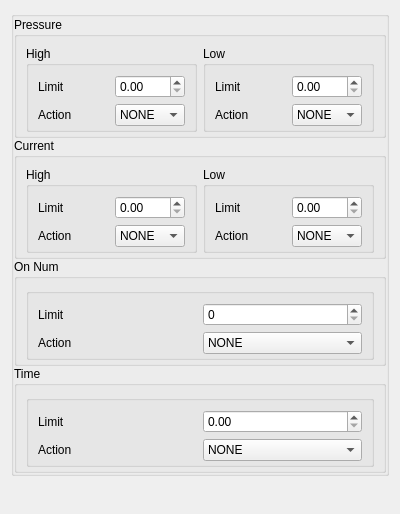
Above: source/wnd/ui/mrvthreshold.ui from ww4u/megarobostudio before the change. Below: the same form after it.
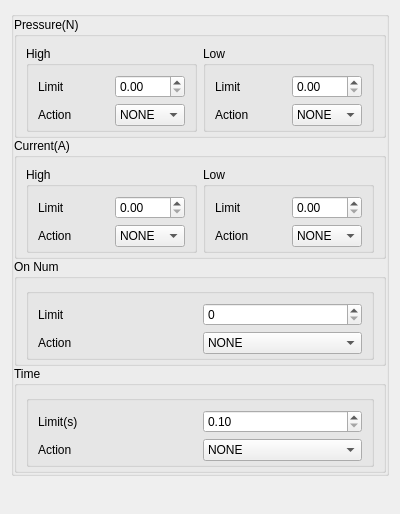
That is the form after the change.

Diff of the .ui file:
```diff
--- a/source/wnd/ui/mrvthreshold.ui
+++ b/source/wnd/ui/mrvthreshold.ui
@@ -98,7 +98,7 @@
       <item row="1" column="0">
        <widget class="QGroupBox" name="groupBox_3">
         <property name="title">
-         <string>Current</string>
+         <string>Current(A)</string>
         </property>
         <layout class="QGridLayout" name="gridLayout_5">
          <property name="bottomMargin">
@@ -206,7 +206,7 @@
       <item row="0" column="0">
        <widget class="QGroupBox" name="groupBox_2">
         <property name="title">
-         <string>Pressure</string>
+         <string>Pressure(N)</string>
         </property>
         <layout class="QGridLayout" name="gridLayout_4">
          <property name="bottomMargin">
@@ -330,12 +330,19 @@
              <number>3</number>
             </property>
             <item row="0" column="1">
-             <widget class="QDoubleSpinBox" name="spinTimeLimit"/>
+             <widget class="QDoubleSpinBox" name="spinTimeLimit">
+              <property name="minimum">
+               <double>0.100000000000000</double>
+              </property>
+              <property name="maximum">
+               <double>1000.000000000000000</double>
+              </property>
+             </widget>
             </item>
             <item row="0" column="0">
              <widget class="QLabel" name="label_15">
               <property name="text">
-               <string>Limit</string>
+               <string>Limit(s)</string>
               </property>
              </widget>
             </item>
```
Left out of the diff: 6 changed lines with no effect on the pictures.
